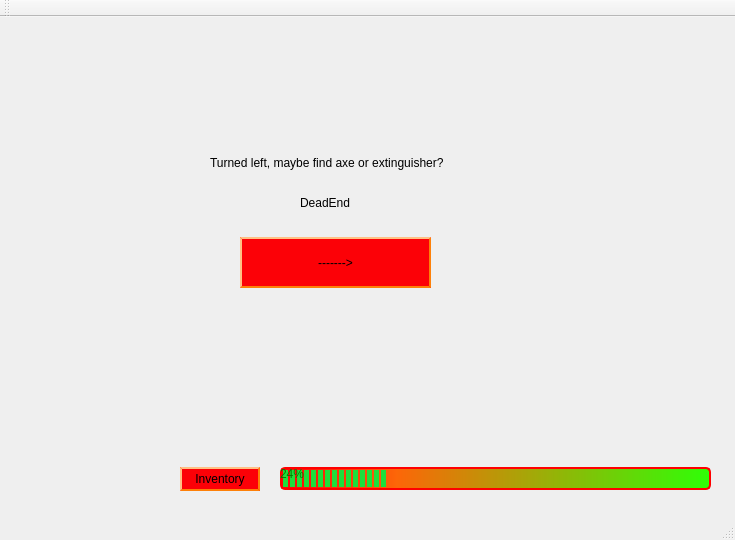
EvaFinn/ZorkProject, file mainwindow.ui: the form before one commit.
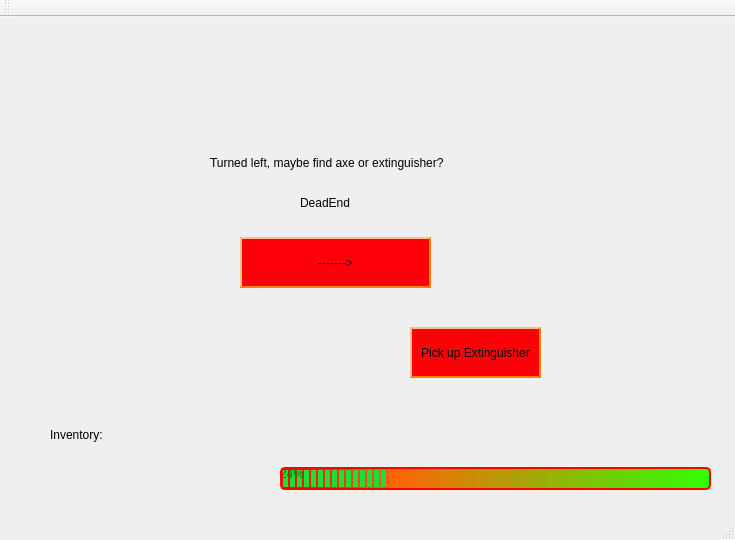
The form after the commit. The open tabs and pages were chosen to show the change. Icons and pictures are not drawn.

What changed in the file:
```diff
--- a/mainwindow.ui
+++ b/mainwindow.ui
@@ -73,7 +73,7 @@
       <x>0</x>
       <y>0</y>
       <width>781</width>
-      <height>421</height>
+      <height>411</height>
      </rect>
     </property>
     <property name="layoutDirection">
@@ -429,6 +429,19 @@
        <string>-------&gt;</string>
       </property>
      </widget>
+     <widget class="QPushButton" name="pickExting">
+      <property name="geometry">
+       <rect>
+        <x>410</x>
+        <y>310</y>
+        <width>131</width>
+        <height>51</height>
+       </rect>
+      </property>
+      <property name="text">
+       <string>Pick up Extinguisher</string>
+      </property>
+     </widget>
     </widget>
     <widget class="QWidget" name="page_7">
      <widget class="QLabel" name="label_6">
@@ -639,25 +652,12 @@
      <number>24</number>
     </property>
    </widget>
-   <widget class="QPushButton" name="inventoryBtn">
-    <property name="geometry">
-     <rect>
-      <x>180</x>
-      <y>450</y>
-      <width>80</width>
-      <height>24</height>
-     </rect>
-    </property>
-    <property name="text">
-     <string>Inventory</string>
-    </property>
-   </widget>
    <widget class="QLabel" name="inventory">
     <property name="geometry">
      <rect>
-      <x>0</x>
-      <y>420</y>
-      <width>211</width>
+      <x>50</x>
+      <y>430</y>
+      <width>141</width>
       <height>31</height>
      </rect>
     </property>
@@ -665,6 +665,32 @@
      <string/>
     </property>
    </widget>
+   <widget class="QLabel" name="inventory2">
+    <property name="geometry">
+     <rect>
+      <x>50</x>
+      <y>450</y>
+      <width>141</width>
+      <height>31</height>
+     </rect>
+    </property>
+    <property name="text">
+     <string/>
+    </property>
+   </widget>
+   <widget class="QLabel" name="label_12">
+    <property name="geometry">
+     <rect>
+      <x>50</x>
+      <y>410</y>
+      <width>121</width>
+      <height>16</height>
+     </rect>
+    </property>
+    <property name="text">
+     <string>Inventory:</string>
+    </property>
+   </widget>
   </widget>
   <widget class="QMenuBar" name="menuBar">
    <property name="geometry">
```
Left out of the diff: 2 changed lines with no effect on the pictures.
